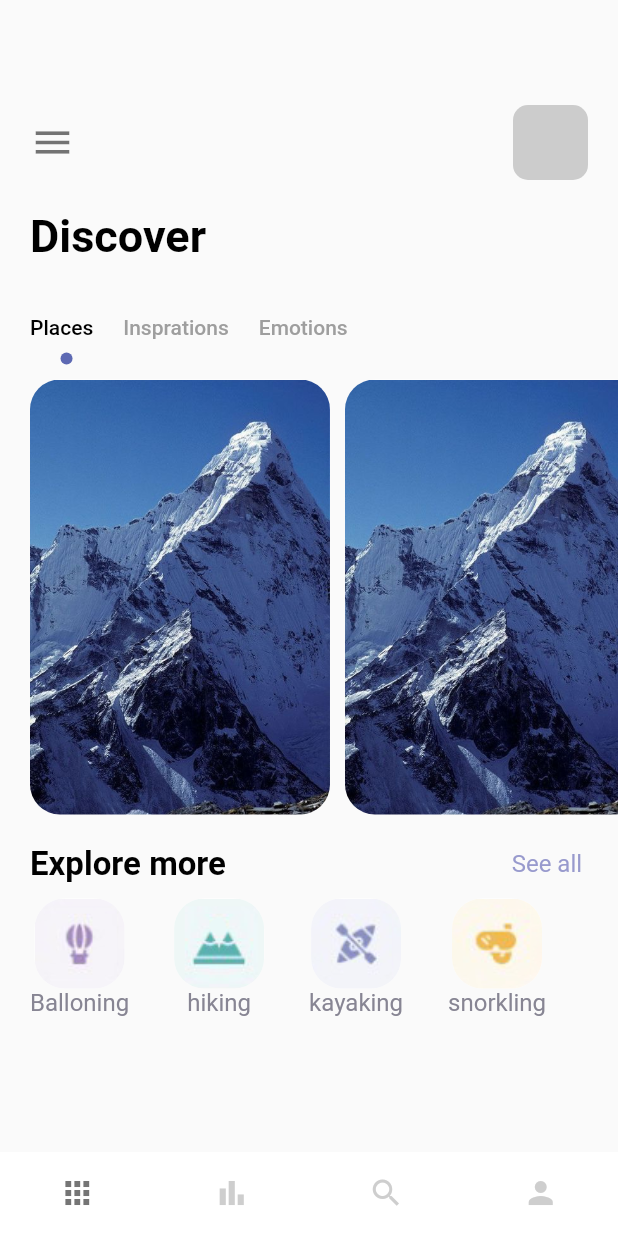
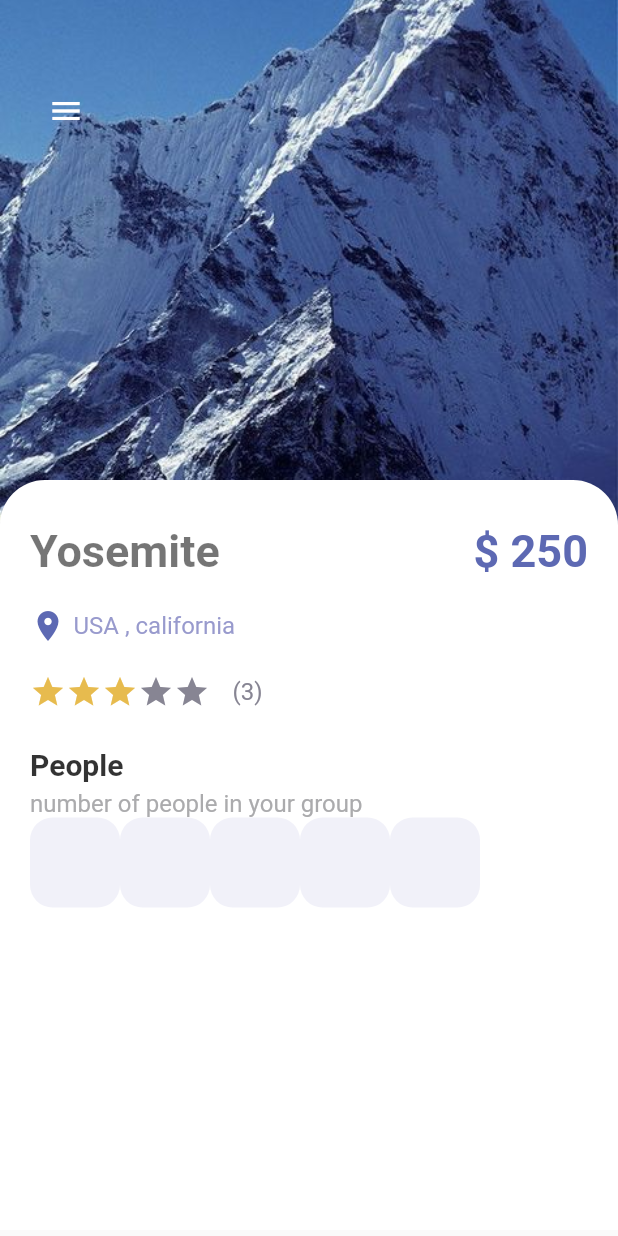
Before and after one commit to srmorteza/travel_app_flutter, a Flutter app: the screen it shows after launch, on a phone screen of 412 x 824 dp. Run offline on Flutter 3.47's test engine with Material 2 defaults, Android fonts, the phone set to English and light mode, and no system bars.

Commit message:
start the detail page and complate the half of this 1401-7-30

```diff
--- a/lib/main.dart
+++ b/lib/main.dart
@@ -1,4 +1,5 @@
 import 'package:flutter/material.dart';
+import 'package:travel/pages/detail_page.dart';
 import 'package:travel/pages/nav_pages/main_page.dart';
 import 'package:travel/pages/wellcome_page.dart';
 
@@ -19,7 +20,7 @@ class MyApp extends StatelessWidget {
         theme: ThemeData(
           primarySwatch: Colors.blue,
         ),
-        home: MainPage(),
+        home: DetailPage(),
 
     );
   }
--- /dev/null
+++ b/lib/pages/detail_page.dart
@@ -0,0 +1,129 @@
+import 'package:flutter/cupertino.dart';
+import 'package:flutter/material.dart';
+import 'package:travel/misc/colors.dart';
+import 'package:travel/widgets/app_buttons.dart';
+import 'package:travel/widgets/app_large_text.dart';
+import 'package:travel/widgets/app_text.dart';
+
+class DetailPage extends StatefulWidget {
+  const DetailPage({Key? key}) : super(key: key);
+
+  @override
+  State<DetailPage> createState() => _DetailPageState();
+}
+
+class _DetailPageState extends State<DetailPage> {
+  int gotenstars=3;
+
+  @override
+  Widget build(BuildContext context) {
+    return Scaffold(
+      body: Container(
+        width: double.maxFinite,
+        height: double.maxFinite,
+        child: Stack(
+          children: [
+            Positioned(
+                left: 0,
+                right: 0,
+                child: Container(
+                  width: double.maxFinite,
+                  height: 350,
+                  decoration: BoxDecoration(
+                      image: DecorationImage(
+                    image: AssetImage("img/mountain.jpeg"),
+                    fit: BoxFit.cover,
+                  )),
+                )),
+            Positioned(
+                left: 20,
+                top: 50,
+                child: Row(
+                  children: [
+                    IconButton(
+                      onPressed: () {},
+                      icon: Icon(Icons.menu),
+                      color: Colors.white,
+                    ),
+                  ],
+                )),
+            Positioned(
+                top: 320,
+                child: Container(
+                  padding: const EdgeInsets.only(left: 20, right: 20, top: 30),
+                  width: MediaQuery.of(context).size.width,
+                  height: 500,
+                  decoration: BoxDecoration(
+                      color: Colors.white,
+                      borderRadius: BorderRadius.only(
+                        topRight: Radius.circular(30),
+                        topLeft: Radius.circular(30),
+                      )),
+                  child: Column(
+                    crossAxisAlignment: CrossAxisAlignment.start,
+                    children: [
+                      Row(
+                        mainAxisAlignment: MainAxisAlignment.spaceBetween,
+                        children: [
+                          AppLargeText(
+                            text: "Yosemite",
+                            color: Colors.black54,
+                          ),
+                          AppLargeText(
+                            text: "\$ 250",
+                            color: AppColors.mainColor,
+                          ),
+                        ],
+                      ),
+                      SizedBox(
+                        height: 20,
+                      ),
+                      Row(
+                        children: [
+                          Icon(
+                            Icons.location_on,
+                            color: AppColors.mainColor,
+                          ),
+                          SizedBox(
+                            width: 5,
+                          ),
+                          AppText(
+                            text: "USA , california",
+                            color: AppColors.textColor1,
+                          )
+                        ],
+                      ),
+                      SizedBox(
+                        height: 20,
+                      ),
+                      Row(
+                        children: [
+                          Wrap(
+                            children: List.generate(5, (index) {
+                              return Icon(Icons.star , color:index<gotenstars? AppColors.starColor: AppColors.textColor2,);
+                            }),
+                          ),
+                          SizedBox(width: 15,),
+                          AppText(text: "("+gotenstars.toString()+")" , color: AppColors.textColor2,),
+
+                        ],
+                      ),
+                      SizedBox( height: 25,),
+                      AppLargeText(text: "People", color: Colors.black.withOpacity(0.8), size: 20,),
+                      SizedBox( height: 5,),
+                      AppText(text: "number of people in your group", color: AppColors.mainTextColor,),
+                      Wrap(
+                        children: List.generate(5, (index) {
+                          return AppButtons();
+                        }),
+                      )
+
+                    ],
+                  ),
+                ))
+          ],
+        ),
+      ),
+    );
+  }
+}
--- a/lib/pages/nav_pages/main_page.dart
+++ b/lib/pages/nav_pages/main_page.dart
@@ -3,7 +3,7 @@
 import 'package:flutter/cupertino.dart';
 import 'package:flutter/material.dart';
 import 'package:travel/pages/nav_pages/bar_item_page.dart';
-import 'package:travel/pages/nav_pages/home_page.dart';
+import 'package:travel/pages/home_page.dart';
 import 'package:travel/pages/nav_pages/my_page.dart';
 import 'package:travel/pages/nav_pages/search_page.dart';
 
--- /dev/null
+++ b/lib/widgets/app_buttons.dart
@@ -0,0 +1,28 @@
+
+
+
+import 'package:flutter/cupertino.dart';
+
+import '../misc/colors.dart';
+
+class AppButtons extends StatefulWidget {
+  const AppButtons({Key? key}) : super(key: key);
+
+  @override
+  State<AppButtons> createState() => _AppButtonsState();
+}
+
+class _AppButtonsState extends State<AppButtons> {
+  @override
+  Widget build(BuildContext context) {
+    return Container(
+
+      width: 60,
+      height: 60,
+      decoration: BoxDecoration(
+        borderRadius: BorderRadius.circular(15),
+        color: AppColors.buttonBackground,
+      ),
+    );
+  }
+}
```
Also changed, not shown: lib/pages/home_page.dart (renamed from lib/pages/nav_pages/home_page.dart).
